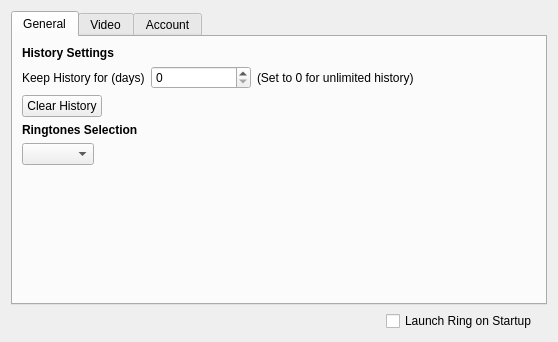
This is configurationwidget.ui in savoirfairelinux/jami-client-windows as Qt 5 draws it before an edit. The edited form follows.
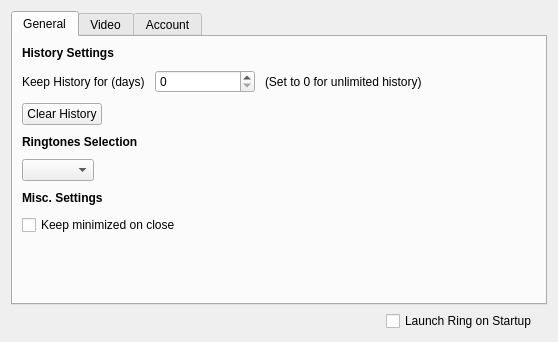
This is the edited form. Icons and pictures are not drawn. Custom widgets are drawn as their Qt base class.

Commit message:
settings: add option to stay minimized instead of close
Refs #75805

Diff of the .ui file:
```diff
--- a/configurationwidget.ui
+++ b/configurationwidget.ui
@@ -36,6 +36,9 @@
        <string>General</string>
       </attribute>
       <layout class="QVBoxLayout" name="verticalLayout_2">
+       <property name="spacing">
+        <number>10</number>
+       </property>
        <item>
         <widget class="QLabel" name="label">
          <property name="font">
@@ -143,6 +146,26 @@
          </item>
         </layout>
        </item>
+       <item>
+        <widget class="QLabel" name="label_5">
+         <property name="font">
+          <font>
+           <weight>75</weight>
+           <bold>true</bold>
+          </font>
+         </property>
+         <property name="text">
+          <string>Misc. Settings</string>
+         </property>
+        </widget>
+       </item>
+       <item>
+        <widget class="QCheckBox" name="closeOrMinCheckBox">
+         <property name="text">
+          <string>Keep minimized on close</string>
+         </property>
+        </widget>
+       </item>
        <item>
         <spacer name="verticalSpacer_2">
          <property name="orientation">
```
The commit also changes 7 other files.
